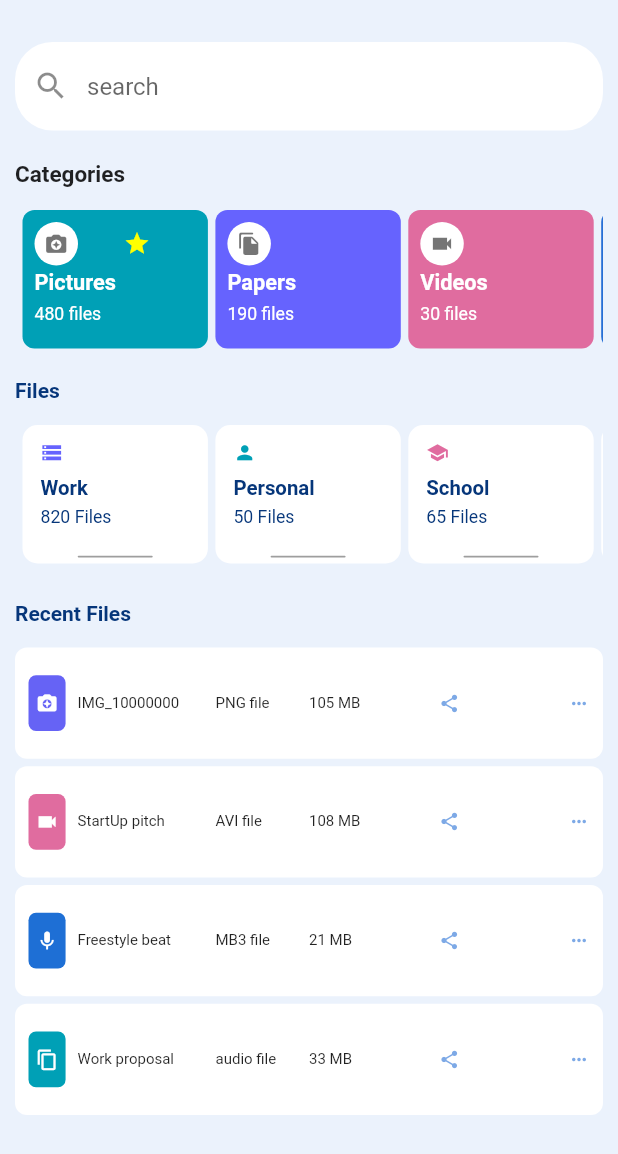
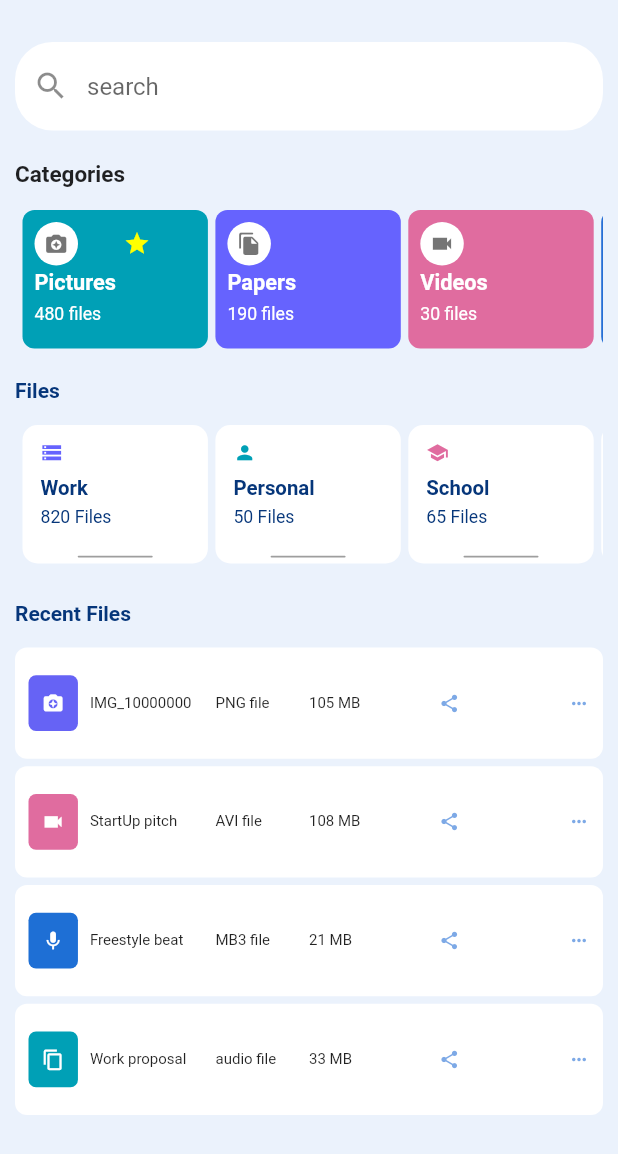
Before and after one commit to hassanMohammedDEV/Responsive-UIApp, a Flutter app: the screen it shows after launch, on a phone screen of 412 x 824 dp. Shown: the top 1154 px of the screen. Run offline on Flutter 3.47's test engine with Material 2 defaults, Android fonts, the phone set to English and light mode, and no system bars; our stand-ins replace isar; accounts and stored records are empty.

Commit message:
edit in responsive.

```diff
--- a/lib/ui/desktop/home/content/widgets/recent_file_card.dart
+++ b/lib/ui/desktop/home/content/widgets/recent_file_card.dart
@@ -26,7 +26,7 @@ class RecentfileCard extends StatelessWidget {
                 children: [
                   Container(
                     height: height*0.5,
-                    width: width*0.2,
+                    width: width*0.02,
                     decoration:  BoxDecoration(
                         color: iconBackgroundColor,
                         borderRadius: const BorderRadius.all(Radius.circular(5))
@@ -36,7 +36,7 @@ class RecentfileCard extends StatelessWidget {
                     ),
                   ),
                   const SizedBox(width: 8,),
-                  Text(name,style: const TextStyle(fontSize: 10)),
+                  Expanded(child: Text(name,style: const TextStyle(fontSize: 10))),
                 ],
               ),
             ),
--- a/lib/ui/mobile/content/content.dart
+++ b/lib/ui/mobile/content/content.dart
@@ -2,10 +2,10 @@ import 'package:flutter/material.dart';
 import 'package:ui_app/model/category/category_model.dart';
 import 'package:ui_app/model/file/file_model.dart';
 import 'package:ui_app/model/recent_file/recent_file_model.dart';
+import 'package:ui_app/ui/desktop/home/content/widgets/category_card.dart';
 import 'package:ui_app/ui/desktop/home/content/widgets/file_card.dart';
 import 'package:ui_app/ui/desktop/home/content/widgets/recent_file_card.dart';
-
-import 'widgets/category_card.dart';
+//import 'widgets/category_card.dart';
 
 class Content extends StatelessWidget {
   const Content({Key? key}) : super(key: key);
@@ -102,7 +102,7 @@ class Content extends StatelessWidget {
                   scrollDirection: Axis.vertical,
                   itemBuilder: (context,index){
                     double cardHeight = height*0.09;
-                    double cardWidth = width*0.3;
+                    double cardWidth = width*4;
                     RecentFileModel item = RecentFileModel.getRecentFiles()[index];
 
                     return RecentfileCard(
```
